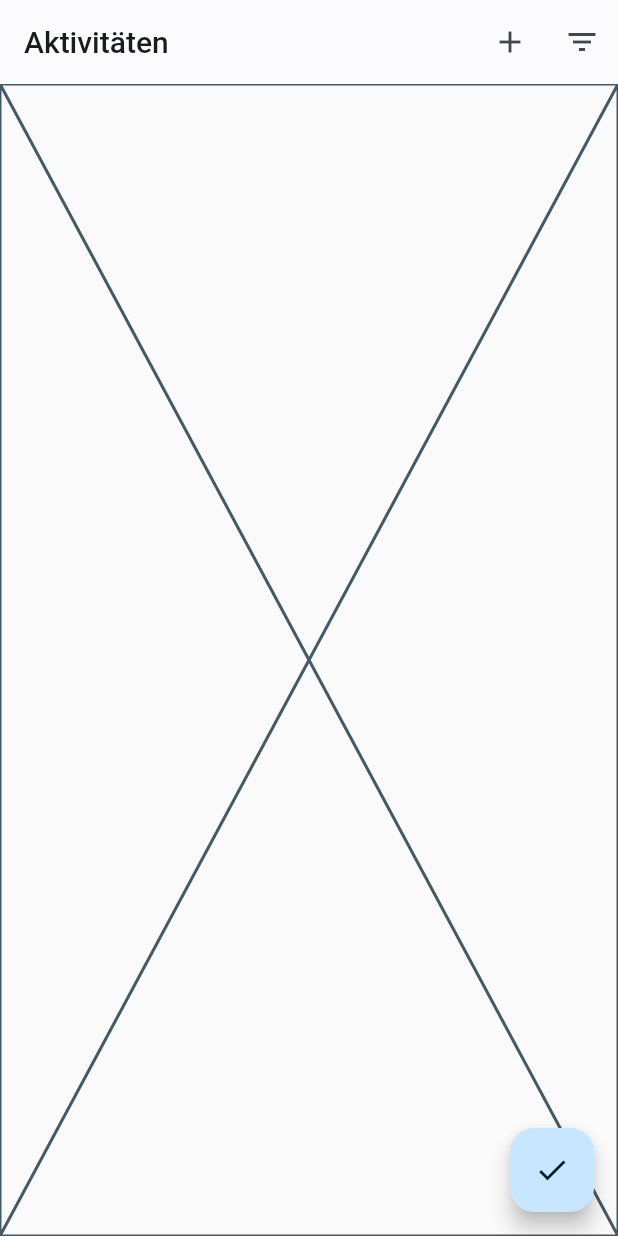
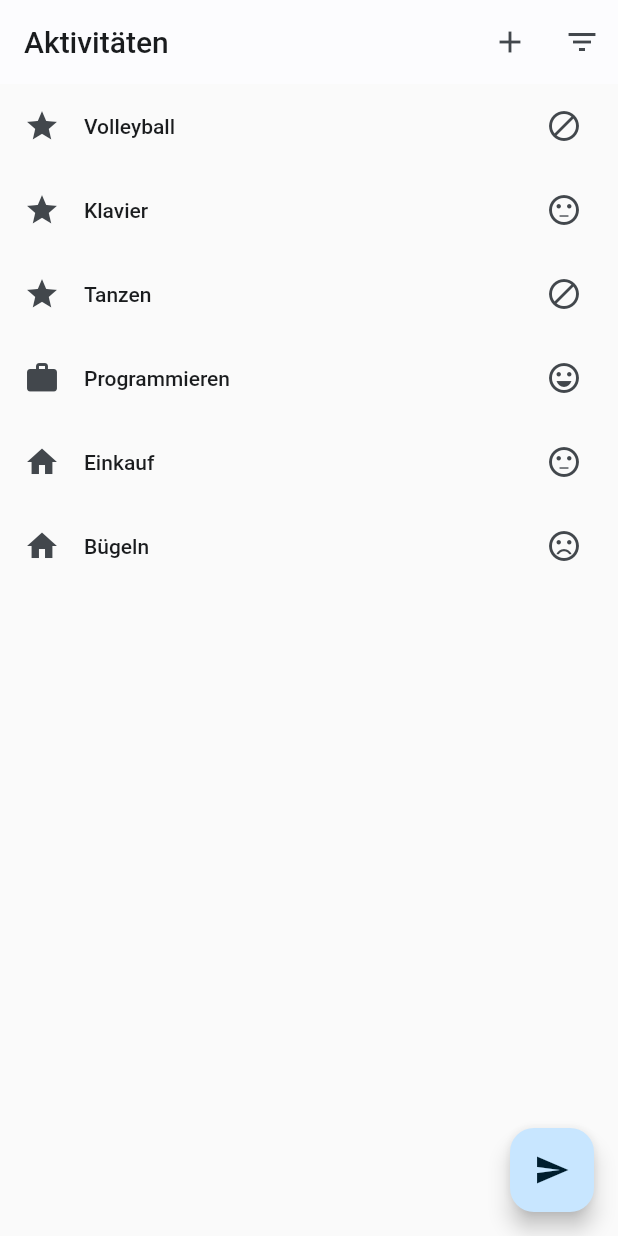
Before and after one commit to The-CodeCave/moodtracker, a Flutter app: the ActivityListView screen opened by its route, on a phone screen of 412 x 824 dp. Run offline on Flutter 3.47's test engine with Material 2 defaults, Android fonts, the phone set to English and light mode, and no system bars; our stand-ins replace bloc, cloud_firestore, equatable, firebase_auth, firebase_core, flutter_bloc and 6 more; missing offline and left inert: dart:html; accounts and stored records are empty; network calls fail.

Commit message:
added mockup data

```diff
--- a/lib/activitiy/model/activity.dart
+++ b/lib/activitiy/model/activity.dart
@@ -1,20 +1,97 @@
 import 'package:cloud_firestore/cloud_firestore.dart';
 
 class Activity {
-  final String id;
+  final String? id;
   final String name;
-  const Activity({required this.id, required this.name});
+  final ActivityCategory category;
+  final ActivityRating rating;
+
+  const Activity({
+    this.id,
+    required this.name,
+    required this.category,
+    required this.rating,
+  });
 
   factory Activity.fromSnapshot(DocumentSnapshot<Map<String, dynamic>> snapshot) {
+    var category = ActivityCategory.fromString(snapshot['category']);
+    var rating = ActivityRating.fromString(snapshot['rating']);
     return Activity(
       id: snapshot.id,
       name: snapshot['name'],
+      category: category,
+      rating: rating,
     );
   }
 
   Map<String, dynamic> toDocument() {
     return {
       'name': name,
+      'category': category.name,
+      'rating': rating.name,
     };
   }
 }
+
+enum ActivityCategory {
+  hobby,
+  obligation,
+  work;
+
+  static ActivityCategory fromString(String s) {
+    switch (s) {
+      case 'hobby':
+        return ActivityCategory.hobby;
+      case 'obligation':
+        return ActivityCategory.obligation;
+      default:
+        return ActivityCategory.work;
+    }
+  }
+}
+
+extension ActivityCategoryExtension on ActivityCategory {
+  toDisplayName() {
+    switch (this) {
+      case ActivityCategory.hobby:
+        return 'Freizeit';
+      case ActivityCategory.obligation:
+        return 'Verpflichtung';
+      default:
+        return 'Arbeit';
+    }
+  }
+}
+
+enum ActivityRating {
+  none,
+  bad,
+  neutral,
+  good;
+
+  static ActivityRating fromString(String s) {
+    switch (s) {
+      case 'bad':
+        return ActivityRating.bad;
+      case 'neutral':
+        return ActivityRating.neutral;
+      case 'good':
+        return ActivityRating.good;
+      default:
+        return ActivityRating.none;
+    }
+  }
+
+  int toNumber() {
+    switch (this) {
+      case ActivityRating.bad:
+        return 0;
+      case ActivityRating.neutral:
+        return 1;
+      case ActivityRating.good:
+        return 2;
+      default:
+        return 0;
+    }
+  }
+}
--- /dev/null
+++ b/lib/activitiy/view/activity_list_tile.dart
@@ -0,0 +1,48 @@
+import 'package:flutter/material.dart';
+import '../model/activity.dart';
+
+class ActivityListTile extends StatelessWidget {
+  final Activity activity;
+  const ActivityListTile({
+    required this.activity,
+    super.key,
+  });
+
+  @override
+  Widget build(BuildContext context) {
+    return ListTile(
+      onTap: () {
+        // TODO: implement tap
+      },
+      leading: _buildLeading(),
+      trailing: _buildTrailing(),
+      title: Text(activity.name),
+    );
+  }
+
+  Icon _buildLeading() {
+    switch (activity.category) {
+      case ActivityCategory.hobby:
+        return Icon(Icons.star);
+      case ActivityCategory.obligation:
+        return Icon(Icons.home);
+      default:
+        return Icon(Icons.work);
+    }
+  }
+
+  Widget _buildTrailing() {
+    // TODO: build as row allow interaction only with last icon
+    // TODO: the row shows the recent 5 ratings
+    switch (activity.rating) {
+      case ActivityRating.bad:
+        return Icon(Icons.sentiment_very_dissatisfied);
+      case ActivityRating.neutral:
+        return Icon(Icons.sentiment_neutral);
+      case ActivityRating.good:
+        return Icon(Icons.sentiment_very_satisfied);
+      default:
+        return Icon(Icons.do_disturb);
+    }
+  }
+}
--- a/lib/activitiy/view/activity_list_view.dart
+++ b/lib/activitiy/view/activity_list_view.dart
@@ -1,11 +1,21 @@
 import 'package:flutter/material.dart';
 import 'package:flutter_bloc/flutter_bloc.dart';
 import 'package:moodtracker/activitiy/view/activity_add_dialog.dart';
+import 'package:moodtracker/activitiy/view/activity_list_tile.dart';
 
 import '../bloc/activity_bloc.dart';
 import '../model/activity.dart';
 
 class ActivityListView extends StatelessWidget {
+  final List<Activity> mockList = const [
+    Activity(name: 'Volleyball', category: ActivityCategory.hobby, rating: ActivityRating.none),
+    Activity(name: 'Klavier', category: ActivityCategory.hobby, rating: ActivityRating.neutral),
+    Activity(name: 'Tanzen', category: ActivityCategory.hobby, rating: ActivityRating.none),
+    Activity(name: 'Programmieren', category: ActivityCategory.work, rating: ActivityRating.good),
+    Activity(name: 'Einkauf', category: ActivityCategory.obligation, rating: ActivityRating.neutral),
+    Activity(name: 'Bügeln', category: ActivityCategory.obligation, rating: ActivityRating.bad),
+  ];
+
   final String title = 'Aktivitäten';
   const ActivityListView({super.key});
 
@@ -22,7 +32,12 @@ class ActivityListView extends StatelessWidget {
                   builder: (context) {
                     return const ActivityAddDialog();
                   });
-              Activity a = Activity(id: '', name: 'Test');
+              Activity a = Activity(
+                id: '',
+                name: 'Test',
+                category: ActivityCategory.hobby,
+                rating: ActivityRating.bad,
+              );
               context.read<ActivityBloc>().add(ActivityAddEvent(a));
             },
             icon: Icon(Icons.add),
@@ -35,9 +50,14 @@ class ActivityListView extends StatelessWidget {
       ),
       floatingActionButton: FloatingActionButton(
         onPressed: () {},
-        child: Icon(Icons.check),
+        child: Icon(Icons.send),
       ),
-      body: Placeholder(),
+      body: ListView.builder(
+        itemCount: mockList.length,
+        itemBuilder: (context, index) => ActivityListTile(
+          activity: mockList[index],
+        ),
+      ),
     );
   }
 }
```
Also changed, not shown: pubspec.lock.
